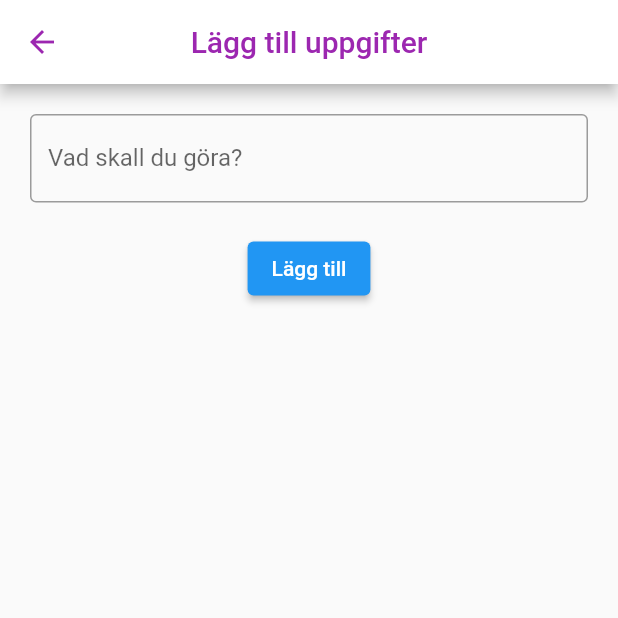
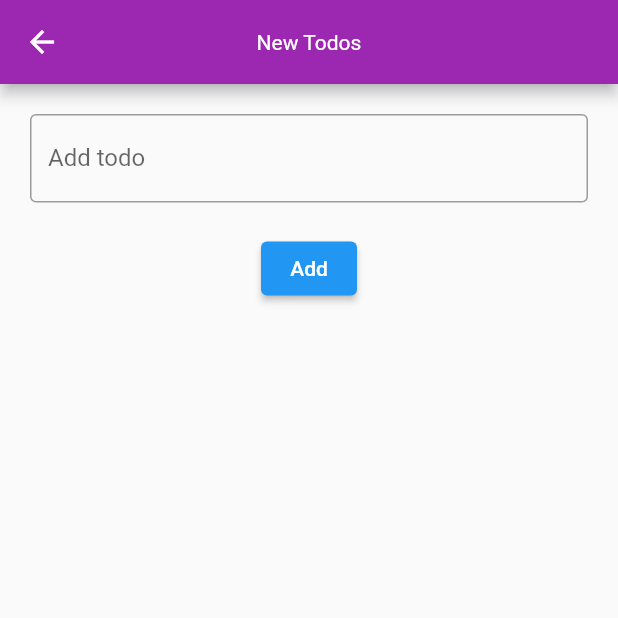
Before and after one commit to gu-tig169-ht21/gussunjoaq, a Flutter app: the screen it shows after launch, after a tap on the "add" icon, on a phone screen of 412 x 824 dp, the top half of it. Run offline on Flutter 3.47's test engine with Material 2 defaults, Android fonts, the phone set to English and light mode, and no system bars; network calls fail.

Commit message:
inlämning

```diff
--- a/lib/main.dart
+++ b/lib/main.dart
@@ -1,14 +1,25 @@
 import 'package:flutter/material.dart';
-import 'package:http/http.dart' as http;
 import 'api.dart';
+import 'secondpage.dart';
+import 'theme.dart';
 
-List<ApiTodoList> _lista = <ApiTodoList>[];
-//final List<String> _saved = <String>[];
-String filter = 'Alla';
-final _nameController = TextEditingController();
+List<ApiTodoObj> _lista = <ApiTodoObj>[];
 
-void main() => runApp(
-    const MaterialApp(home: StartSidan(), debugShowCheckedModeBanner: false));
+String filter = 'All';
+
+Future<List<ApiTodoObj>>? futureApiTodoList;
+
+void main() => runApp(MaterialApp(
+    home: const StartSidan(),
+    theme: CustomTheme.standardTheme,
+    debugShowCheckedModeBanner: false));
+
+class _GettingApi {
+  Future<List<ApiTodoObj>> apiGet() async {
+    _lista = await Api.getList();
+    return _lista;
+  }
+}
 
 class StartSidan extends StatefulWidget {
   const StartSidan({Key? key}) : super(key: key);
@@ -19,7 +30,15 @@
 
 //--------------Första sidan!!!
 class _StartSidanState extends State<StartSidan> {
-  final _filtermenu = ['Alla', 'Klar', 'Ej Klar'];
+  final _filtermenu = ['All', 'Done', 'Undone'];
+
+  @override
+  void initState() {
+    futureApiTodoList = _GettingApi().apiGet();
+    super.initState();
+  }
+
+  void post(ApiTodoObj test) async {}
 
   @override
   Widget build(BuildContext context) {
@@ -44,33 +63,45 @@
             value: filter,
           ),
         ],
-        title: const Text('TIG169 Att göra'),
-        backgroundColor: Colors.white,
-        foregroundColor: Colors.purple,
+        title: const Text('TIG169 Todo-list'),
       ),
-      body: filtrering(filter),
+      body: Center(
+        child: FutureBuilder(
+          builder: (context, snapshot) {
+            if (snapshot.hasData) {
+              return filtrering(filter);
+            } else if (snapshot.hasError) {
+              return Text('${snapshot.error}');
+            }
+            return const CircularProgressIndicator();
+          },
+          future: futureApiTodoList,
+        ),
+      ),
+      //navigator till andra sidan
       floatingActionButton: FloatingActionButton(
-        //navigator till andra sidan
         child: const Icon(Icons.add),
         onPressed: () {
           Navigator.push(
             context,
             MaterialPageRoute(builder: (context) => const AndraSidan()),
-          ).then(
-            (value) => setState(() {}),
-          );
+          ).then(get);
         },
       ),
     );
   }
 
-  Widget byggRad(ApiTodoList pair) {
-    //här!!!!
+  Future? get(dynamic value) {
+    setState(() {
+      futureApiTodoList = _GettingApi().apiGet();
+    });
+  }
 
-    //bygg rad till första sidan
-    final alreadySaved = pair.done; /*_saved.contains(pair);*/
+  //bygg rad till första sidan
+  Widget byggRad(ApiTodoObj pair) {
+    final alreadySaved = pair.done;
 
-    _lista.contains(pair) ? null : _lista.add(pair); //här
+    _lista.contains(pair) ? null : _lista.add(pair);
     return ListTile(
       title: Text(
         pair.title,
@@ -87,12 +118,12 @@
       onTap: () {
         int index = _lista.indexWhere((item) => item.id == pair.id);
         if (alreadySaved) {
-          putList(pair.title, false, pair.id);
+          Api.putList(pair.title, false, pair.id);
           setState(() {
             _lista[index].done = false;
           });
         } else {
-          putList(pair.title, true, pair.id);
+          Api.putList(pair.title, true, pair.id);
           setState(() {
             _lista[index].done = true;
           });
@@ -101,48 +132,30 @@
       trailing: IconButton(
           icon: const Icon(Icons.delete_outline),
           onPressed: () {
-            deleteList(pair.id);
+            Api.deleteList(pair.id);
             setState(() {
               _lista.removeWhere((element) => element.id == pair.id);
-              //_lista.remove(pair);
             });
           }),
-      /* onTap: () {
-          setState(() {
-            if (alreadySaved) {
-              _saved.remove(pair);
-            } else {
-              _saved.add(pair);
-            }
-          });
-        }*/
     );
   }
 
+  // widget för filtreringsrutan
   Widget filtrering(String x) {
-    // widget för filtreringsrutan
-    //List<String> ejklar = <String>[];
     switch (x) {
-      case 'Alla':
+      case 'All':
         {
           return lista(_lista);
         }
 
-      case 'Klar':
+      case 'Done':
         {
           return lista(_lista.where((todo) => todo.done == true).toList());
         }
 
-      case 'Ej Klar':
+      case 'Undone':
         {
-          /*for (int i = 0; i < _lista.length; i++) {
-            if (!_saved.contains(_lista[i])) {
-              ejklar.add(_lista[i]);
-            }
-          }*/
-          return lista(_lista
-              .where((todo) => todo.done == false)
-              .toList()); //lista(ejklar);
+          return lista(_lista.where((todo) => todo.done == false).toList());
         }
 
       default:
@@ -152,15 +165,13 @@
     }
   }
 
-  Widget lista(List<ApiTodoList> filtrering) {
-    //här!!!
-    //ListView/Listan
+  //ListView/Listan
+  Widget lista(List<ApiTodoObj> filtrering) {
     return ListView.builder(
         padding: const EdgeInsets.all(16),
         itemBuilder: (BuildContext _context, int i) {
-          final index = i;
-          if (index < filtrering.length) {
-            return byggRad(filtrering[index]);
+          if (i < filtrering.length) {
+            return byggRad(filtrering[i]);
           } else {
             return const Divider(
               color: Colors.white,
@@ -169,54 +180,3 @@
         });
   }
 }
-
-//-------------------Andra Sidan!!!
-class AndraSidan extends StatefulWidget {
-  const AndraSidan({Key? key}) : super(key: key);
-
-  @override
-  _AndraSidanState createState() => _AndraSidanState();
-}
-
-class _AndraSidanState extends State<AndraSidan> {
-  /*void addItemToList() {
-    //knappen för att lägga till på andra sidan
-    setState(() {
-      _lista.add(_nameController.text);
-      _nameController.clear();
-    });
-  }*/
-
-  @override
-  Widget build(BuildContext context) {
-    return Scaffold(
-        appBar: AppBar(
-          title: const Text('Lägg till uppgifter'),
-          backgroundColor: Colors.white,
-          foregroundColor: Colors.purple,
-          centerTitle: true,
-        ),
-        body: Column(children: <Widget>[
-          Padding(
-            padding: const EdgeInsets.all(20),
-            child: TextField(
-              controller: _nameController,
-              decoration: const InputDecoration(
-                border: OutlineInputBorder(),
-                labelText: 'Vad skall du göra?',
-              ),
-            ),
-          ),
-          ElevatedButton(
-              child: const Text('Lägg till'),
-              onPressed: () {
-                setState(() {
-                  putList(_nameController.text, false, _nameController.text);
-                  getList();
-                  _lista = List.from(apiList);
-                  _nameController.clear();
-                });
-              })
-        ]));
-  }
-}
--- /dev/null
+++ b/lib/secondpage.dart
@@ -0,0 +1,41 @@
+import 'package:flutter/material.dart';
+import 'api.dart';
+
+final _nameController = TextEditingController();
+
+//-------------------Andra Sidan!!!
+class AndraSidan extends StatefulWidget {
+  const AndraSidan({Key? key}) : super(key: key);
+
+  @override
+  _AndraSidanState createState() => _AndraSidanState();
+}
+
+class _AndraSidanState extends State<AndraSidan> {
+  @override
+  Widget build(BuildContext context) {
+    return Scaffold(
+        appBar: AppBar(
+          title: const Text('New Todos'),
+        ),
+        body: Column(children: <Widget>[
+          Padding(
+            padding: const EdgeInsets.all(20),
+            child: TextField(
+              controller: _nameController,
+              decoration: const InputDecoration(
+                border: OutlineInputBorder(),
+                labelText: 'Add todo',
+              ),
+            ),
+          ),
+          ElevatedButton(
+              child: const Text('Add'),
+              onPressed: () {
+                ApiTodoObj test = ApiTodoObj(title: _nameController.text);
+                Api.postList(test);
+                _nameController.clear();
+              })
+        ]));
+  }
+}
--- /dev/null
+++ b/lib/theme.dart
@@ -0,0 +1,15 @@
+import 'package:flutter/material.dart';
+
+class CustomTheme {
+  static ThemeData get standardTheme {
+    return ThemeData(
+        appBarTheme: const AppBarTheme(
+          backgroundColor: Colors.purple,
+          titleTextStyle: TextStyle(color: Colors.white),
+          centerTitle: true,
+        ),
+        floatingActionButtonTheme: const FloatingActionButtonThemeData(
+          backgroundColor: Colors.purple,
+        ));
+  }
+}
```
Also changed, not shown: lib/api.dart (+44 -40 lines).
